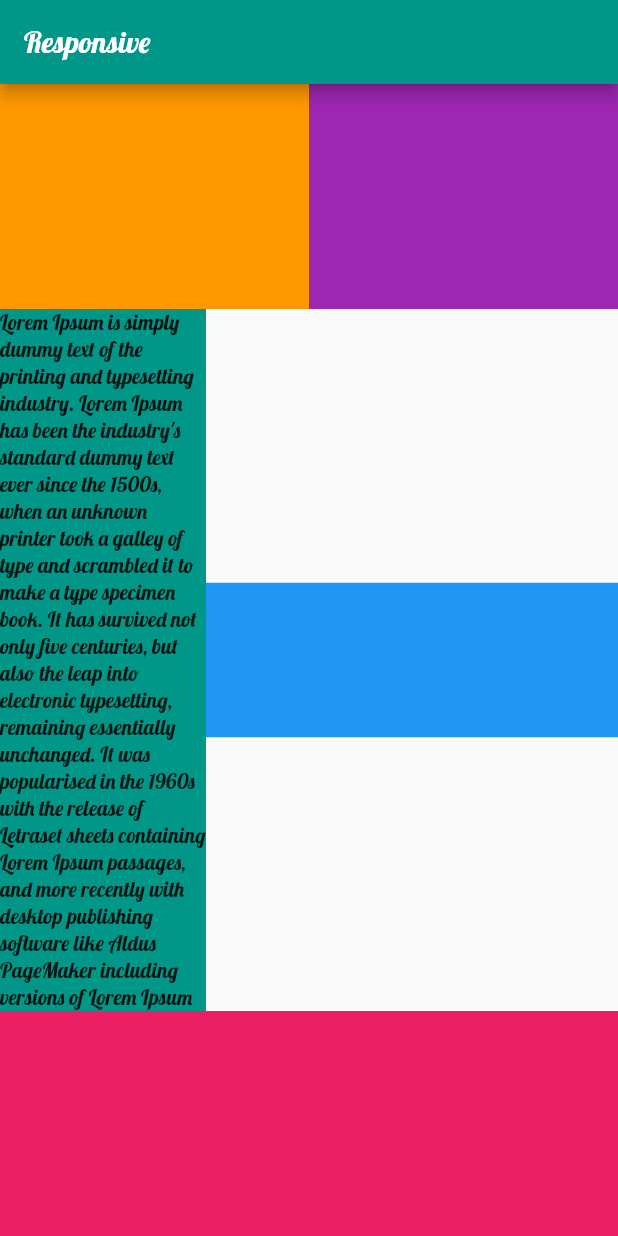
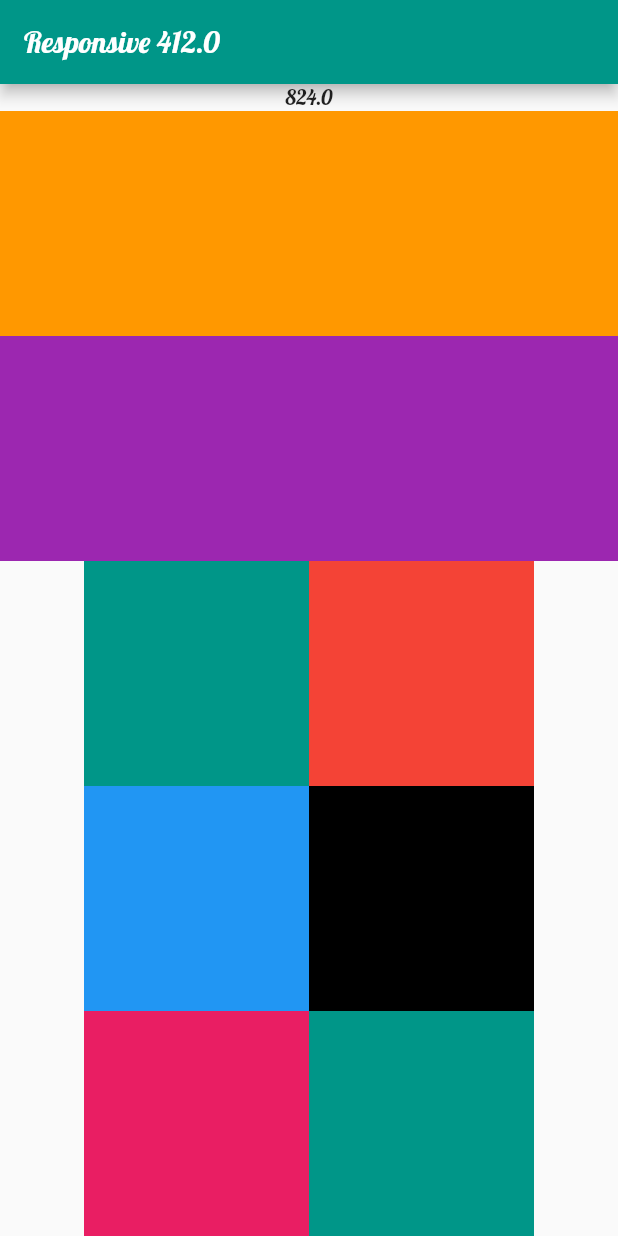
Before and after one commit to jpmehedi/ict-flutter-batch-7, a Flutter app: the screen it shows after launch, on a phone screen of 412 x 824 dp. Run offline on Flutter 3.47's test engine with Material 2 defaults, Android fonts, the phone set to English and light mode, and no system bars.

```diff
--- a/lib/responsive_screen.dart
+++ b/lib/responsive_screen.dart
@@ -6,12 +6,28 @@ class ResponsiveScreen extends StatelessWidget {
 
   @override
   Widget build(BuildContext context) {
+    final width = MediaQuery.of(context).size.width;
+    final height = MediaQuery.of(context).size.height;
     return Scaffold(
-      appBar: AppBar(title: Text("Responsive"),),
+      appBar: AppBar(title: Text("Responsive $width"),),
       body: SingleChildScrollView(
         child: Column(
           children: [
-            Row(
+            Text("$height"),
+           width < 780 ? Column(
+             children: [
+                Container(
+                  width: MediaQuery.of(context).size.width,
+                  height: 150,
+                  color: Colors.orange,
+                ),
+                Container(
+                  width: MediaQuery.of(context).size.width,
+                  height: 150,
+                  color: Colors.purple,
+                ),
+              ],
+             ) : Row(
               children: [
                 Container(
                   width: MediaQuery.of(context).size.width / 2,
@@ -25,29 +41,61 @@ class ResponsiveScreen extends StatelessWidget {
                 ),
               ],
             ),
-            Row(
-              children: [
-                Expanded(
-                  flex: 4,
-                  child: Container(
-                    // height: MediaQuery.of(context).size.width / 2 * 0.5,
+            // Row(
+            //   children: [
+            //     Expanded(
+            //       flex: 4,
+            //       child: Container(
+            //         height: MediaQuery.of(context).size.width / 2 * 0.5,
+            //         color: Colors.teal,
+            //         child: Text("Lorem Ipsum is simply dummy text of the printing and typesetting industry. Lorem Ipsum has been the industry's standard dummy text ever since the 1500s, when an unknown printer took a galley of type and scrambled it to make a type specimen book. It has survived not only five centuries, but also the leap into electronic typesetting, remaining essentially unchanged. It was popularised in the 1960s with the release of Letraset sheets containing Lorem Ipsum passages, and more recently with desktop publishing software like Aldus PageMaker including versions of Lorem Ipsum"),
+            //       ),
+            //     ),
+            //     Expanded(
+            //       flex: 8,
+            //       child: Container(
+            //         height:  MediaQuery.of(context).size.width / 2 * 0.5,
+            //         color: Colors.blue,
+            //       ),
+            //     ),
+            //   ],
+            // ),
+            Container(
+              child: Wrap(
+                children: [
+                  Container(
+                    width: 150,
+                    height: 150,
                     color: Colors.teal,
-                    child: Text("Lorem Ipsum is simply dummy text of the printing and typesetting industry. Lorem Ipsum has been the industry's standard dummy text ever since the 1500s, when an unknown printer took a galley of type and scrambled it to make a type specimen book. It has survived not only five centuries, but also the leap into electronic typesetting, remaining essentially unchanged. It was popularised in the 1960s with the release of Letraset sheets containing Lorem Ipsum passages, and more recently with desktop publishing software like Aldus PageMaker including versions of Lorem Ipsum"),
                   ),
-                ),
-                Expanded(
-                  flex: 8,
-                  child: Container(
-                    height:  MediaQuery.of(context).size.width / 2 * 0.5,
+                  Container(
+                    width: 150,
+                    height: 150,
+                    color: Colors.red,
+                  ),
+                 Container(
+                    width: 150,
+                    height: 150,
                     color: Colors.blue,
                   ),
-                ),
-              ],
-            ),
-            Container(
-              width: 700,
-              height: 150,
-              color: Colors.pink,
+                  Container(
+                    width: 150,
+                    height: 150,
+                    color: Colors.black,
+                  ),
+                  Container(
+                    width: 150,
+                    height: 150,
+                    color: Colors.pink,
+                  ),
+                  Container(
+                    width: 150,
+                    height: 150,
+                    color: Colors.teal,
+                  ),
+
+                ],
+              ),
             ),
              Container(
               width: 700,
```
